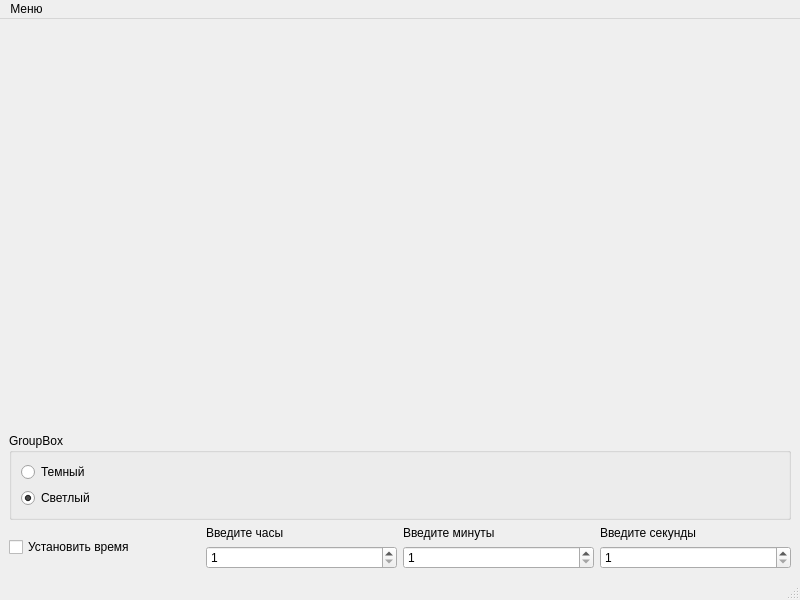
First picture: the form in arrowclock.ui, repository a-simanov/ArrowClock, before the edit.
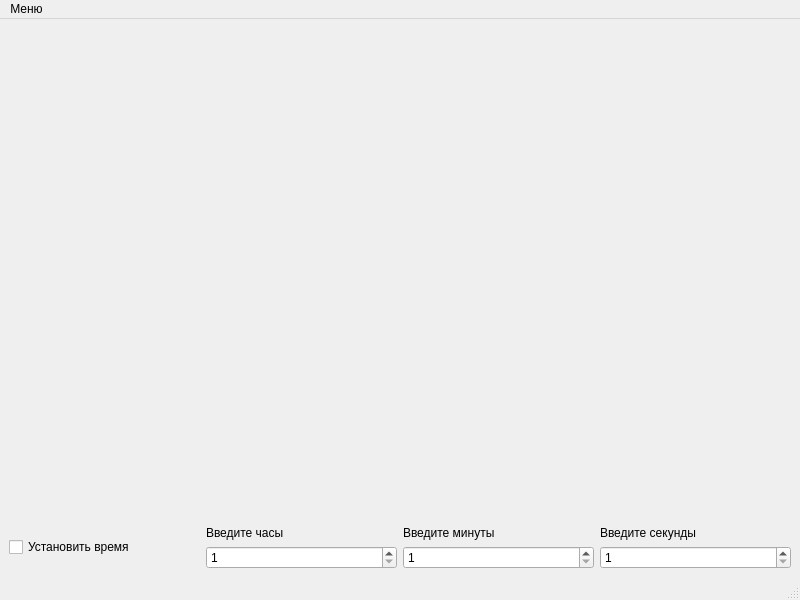
Second picture: the form after the edit.

Diff of the .ui file:
```diff
--- a/arrowclock.ui
+++ b/arrowclock.ui
@@ -15,7 +15,17 @@
   </property>
   <widget class="QWidget" name="centralwidget">
    <layout class="QGridLayout" name="gridLayout">
-    <item row="4" column="0">
+    <item row="0" column="0">
+     <spacer name="verticalSpacer">
+      <property name="sizeHint" stdset="0">
+       <size>
+        <width>20</width>
+        <height>40</height>
+       </size>
+      </property>
+     </spacer>
+    </item>
+    <item row="3" column="0">
      <layout class="QHBoxLayout" name="horizontalLayout">
       <item>
        <widget class="QCheckBox" name="cb_set_time">
@@ -89,51 +99,6 @@
       </item>
      </layout>
     </item>
-    <item row="2" column="0">
-     <widget class="QGroupBox" name="gb_theme">
-      <property name="minimumSize">
-       <size>
-        <width>0</width>
-        <height>50</height>
-       </size>
-      </property>
-      <property name="title">
-       <string>GroupBox</string>
-      </property>
-      <layout class="QVBoxLayout" name="verticalLayout_4">
-       <item>
-        <widget class="QRadioButton" name="rb_dark">
-         <property name="text">
-          <string>Темный</string>
-         </property>
-        </widget>
-       </item>
-       <item>
-        <widget class="QRadioButton" name="rb_light">
-         <property name="text">
-          <string>Светлый</string>
-         </property>
-         <property name="checked">
-          <bool>true</bool>
-         </property>
-        </widget>
-       </item>
-      </layout>
-     </widget>
-    </item>
-    <item row="0" column="0">
-     <spacer name="verticalSpacer">
-      <property name="orientation">
-       <enum>Qt::Orientation::Vertical</enum>
-      </property>
-      <property name="sizeHint" stdset="0">
-       <size>
-        <width>20</width>
-        <height>40</height>
-       </size>
-      </property>
-     </spacer>
-    </item>
    </layout>
   </widget>
   <widget class="QStatusBar" name="statusbar"/>
@@ -143,7 +108,7 @@
      <x>0</x>
      <y>0</y>
      <width>800</width>
-     <height>22</height>
+     <height>23</height>
     </rect>
    </property>
    <widget class="QMenu" name="menu">
```
